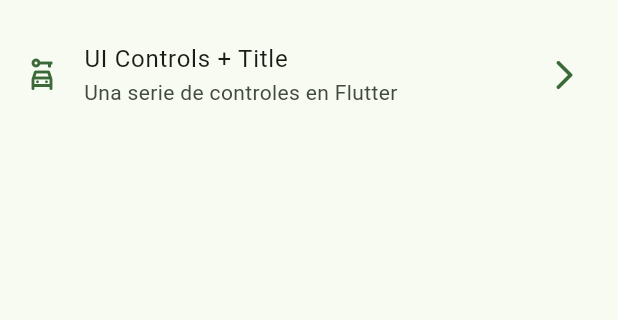
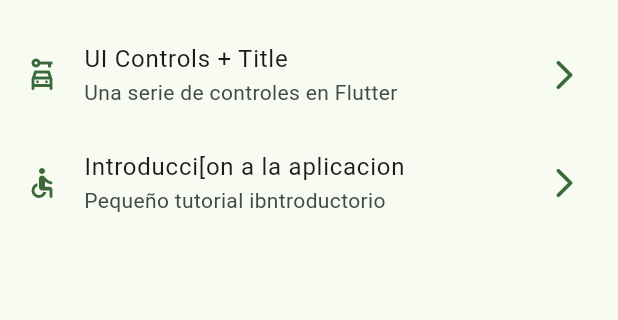
Before and after one commit to JorgeMirandaM/Flutter-widget_app, a Flutter app: the screen it shows after launch, on a phone screen of 412 x 824 dp, the part 603-923 px from its top. Run offline on Flutter 3.47's test engine with Material 2 defaults, Android fonts, the phone set to English and light mode, and no system bars; our stand-ins replace go_router.

Commit message:
tutorial screen added

```diff
--- a/lib/config/menu/menu_items.dart
+++ b/lib/config/menu/menu_items.dart
@@ -39,9 +39,14 @@ const List<MenuItem> appMenuItems = [
       subTitle: 'Satteful widget animado',
       link: '/animated',
       icon: Icons.check_box_outlined),
-      MenuItem(
+  MenuItem(
       title: 'UI Controls + Title',
       subTitle: 'Una serie de controles en Flutter',
       link: '/ui-controls',
       icon: Icons.car_rental_outlined),
+  MenuItem(
+      title: 'Introducci[on a la aplicacion',
+      subTitle: 'Pequeño tutorial ibntroductorio',
+      link: '/tutorial',
+      icon: Icons.accessible_rounded),
 ];
--- a/lib/config/router/app_router.dart
+++ b/lib/config/router/app_router.dart
@@ -38,4 +38,9 @@ final appRouter = GoRouter(routes: [
     name: UiControlsScreen.name,
     builder: (context, state) => const UiControlsScreen(),
   ),
+  GoRoute(
+    path: '/tutorial',
+    name: AppTutorialScreen.name,
+    builder: (context, state) => const AppTutorialScreen(),
+  ),
 ]);
```
Also changed, not shown: 2 other files.
